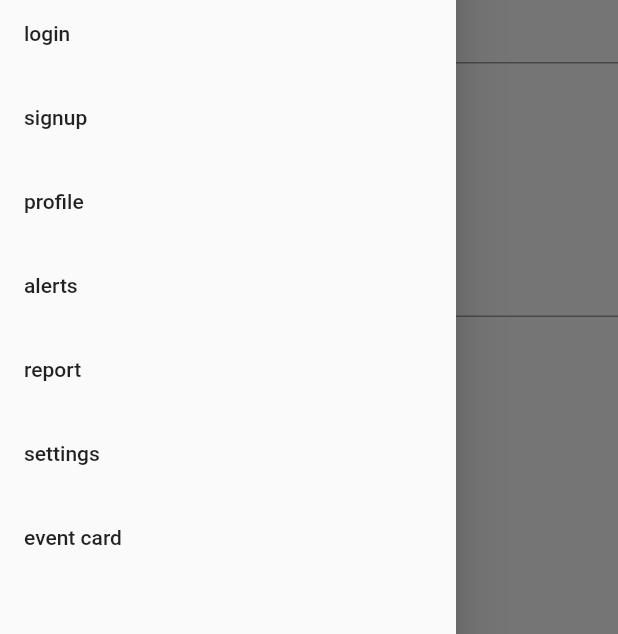
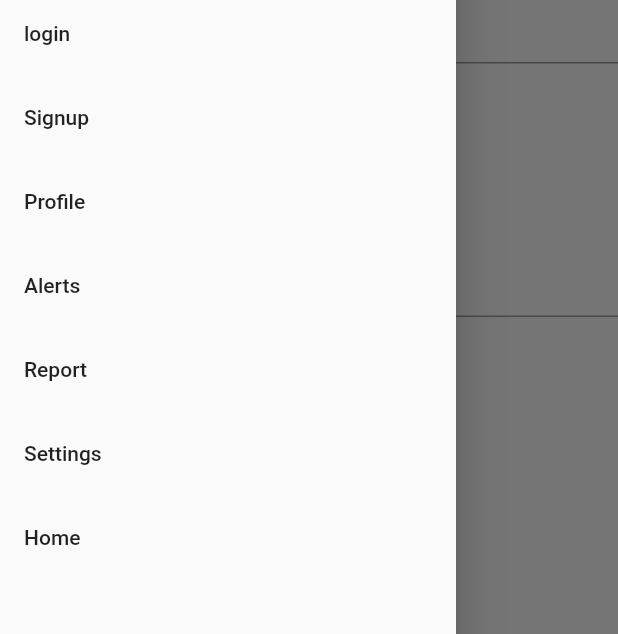
Before and after one commit to bryanpei/dsc-neu-safer-transportation, a Flutter app: the Profile screen opened by its route, with the side drawer open, on a phone screen of 412 x 824 dp. Shown: the part 262-896 px from the top of the screen. Run offline on Flutter 3.47's test engine with Material 2 defaults, Android fonts, the phone set to English and light mode, and no system bars; our stand-ins replace firebase_auth, flutter_spinkit, geolocator, google_maps_flutter; accounts and stored records are empty.

Commit message:
Fixed some issues and added reporting using local data.

```diff
--- a/lib/components/menu.dart
+++ b/lib/components/menu.dart
@@ -19,40 +19,39 @@ class Menu extends StatelessWidget {
             },
           ),
           ListTile(
-            title: Text('signup'),
+            title: Text('Signup'),
             onTap: () {
               Navigator.pushNamed(context, '/signup');
             },
           ),
           ListTile(
-            title: Text('profile'),
+            title: Text('Profile'),
             onTap: () {
               Navigator.pushNamed(context, '/profile');
             },
           ),
           ListTile(
-            title: Text('alerts'),
+            title: Text('Alerts'),
             onTap: () {
               Navigator.pushNamed(context, '/alerts');
             },
           ),
           ListTile(
-            title: Text('report'),
+            title: Text('Report'),
             onTap: () {
               Navigator.pushNamed(context, '/report');
             },
           ),
           ListTile(
-            title: Text('settings'),
+            title: Text('Settings'),
             onTap: () {
               Navigator.pushNamed(context, '/settings');
             },
           ),
           ListTile(
-            title: Text('event card'),
+            title: Text('Home'),
             onTap: () {
-              Navigator.pushNamed(context, '/eventcard', arguments: {
-                'event': Event()});
+              Navigator.pushNamed(context, '/map');
             },
           )
         ],
--- a/lib/screens/signup.dart
+++ b/lib/screens/signup.dart
@@ -24,7 +24,7 @@ class _SignUpState extends State<SignUp> {
   Widget build(BuildContext context) {
     return loading ? Loading() : Scaffold(
       resizeToAvoidBottomPadding: true,
-
+      backgroundColor: Colors.white,
       body: Column(
             mainAxisAlignment: MainAxisAlignment.center,
             children: <Widget>[
```
Also changed, not shown: lib/screens/home.dart (+12 -12 lines), lib/screens/report.dart (+69 -63 lines).
